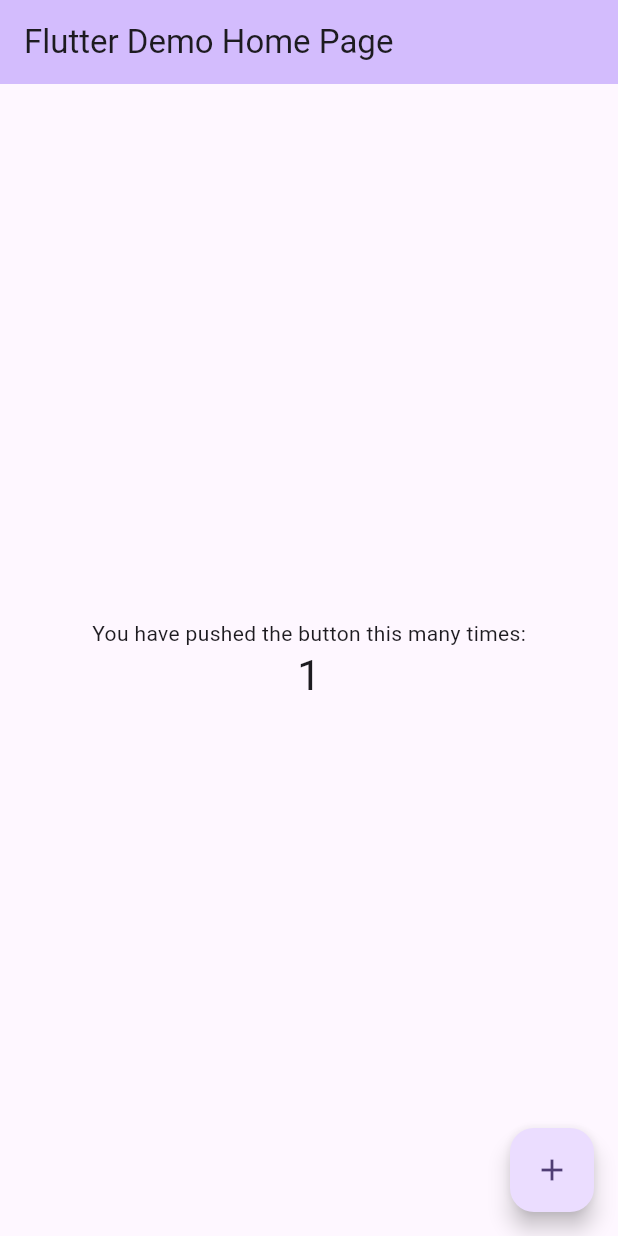
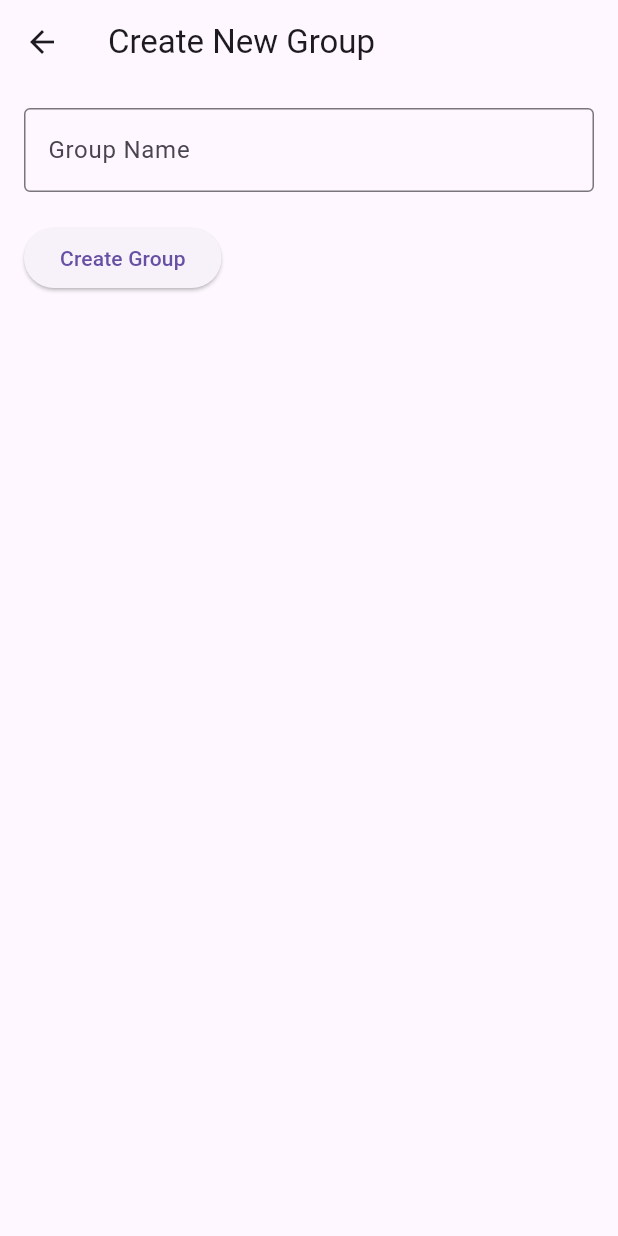
Before and after one commit to javaknight1/group-social, a Flutter app: the screen it shows after launch, after a tap on the "add" icon, on a phone screen of 412 x 824 dp. Run offline on Flutter 3.47's test engine with Material 3 defaults, Android fonts, the phone set to English and light mode, and no system bars.

Commit message:
Created baseline screens

```diff
--- a/lib/main.dart
+++ b/lib/main.dart
@@ -1,122 +1,22 @@
 import 'package:flutter/material.dart';
+import 'screens/home_screen.dart';
 
 void main() {
-  runApp(const MyApp());
+  runApp(const SocialConnectorApp());
 }
 
-class MyApp extends StatelessWidget {
-  const MyApp({super.key});
+class SocialConnectorApp extends StatelessWidget {
+  const SocialConnectorApp({Key? key}) : super(key: key);
 
-  // This widget is the root of your application.
   @override
   Widget build(BuildContext context) {
     return MaterialApp(
-      title: 'Flutter Demo',
+      title: 'Social Connector',
       theme: ThemeData(
-        // This is the theme of your application.
-        //
-        // TRY THIS: Try running your application with "flutter run". You'll see
-        // the application has a purple toolbar. Then, without quitting the app,
-        // try changing the seedColor in the colorScheme below to Colors.green
-        // and then invoke "hot reload" (save your changes or press the "hot
-        // reload" button in a Flutter-supported IDE, or press "r" if you used
-        // the command line to start the app).
-        //
-        // Notice that the counter didn't reset back to zero; the application
-        // state is not lost during the reload. To reset the state, use hot
-        // restart instead.
-        //
-        // This works for code too, not just values: Most code changes can be
-        // tested with just a hot reload.
-        colorScheme: ColorScheme.fromSeed(seedColor: Colors.deepPurple),
+        primarySwatch: Colors.blue,
+        visualDensity: VisualDensity.adaptivePlatformDensity,
       ),
-      home: const MyHomePage(title: 'Flutter Demo Home Page'),
+      home: const HomeScreen(),
     );
   }
 }
-
-class MyHomePage extends StatefulWidget {
-  const MyHomePage({super.key, required this.title});
-
-  // This widget is the home page of your application. It is stateful, meaning
-  // that it has a State object (defined below) that contains fields that affect
-  // how it looks.
-
-  // This class is the configuration for the state. It holds the values (in this
-  // case the title) provided by the parent (in this case the App widget) and
-  // used by the build method of the State. Fields in a Widget subclass are
-  // always marked "final".
-
-  final String title;
-
-  @override
-  State<MyHomePage> createState() => _MyHomePageState();
-}
-
-class _MyHomePageState extends State<MyHomePage> {
-  int _counter = 0;
-
-  void _incrementCounter() {
-    setState(() {
-      // This call to setState tells the Flutter framework that something has
-      // changed in this State, which causes it to rerun the build method below
-      // so that the display can reflect the updated values. If we changed
-      // _counter without calling setState(), then the build method would not be
-      // called again, and so nothing would appear to happen.
-      _counter++;
-    });
-  }
-
-  @override
-  Widget build(BuildContext context) {
-    // This method is rerun every time setState is called, for instance as done
-    // by the _incrementCounter method above.
-    //
-    // The Flutter framework has been optimized to make rerunning build methods
-    // fast, so that you can just rebuild anything that needs updating rather
-    // than having to individually change instances of widgets.
-    return Scaffold(
-      appBar: AppBar(
-        // TRY THIS: Try changing the color here to a specific color (to
-        // Colors.amber, perhaps?) and trigger a hot reload to see the AppBar
-        // change color while the other colors stay the same.
-        backgroundColor: Theme.of(context).colorScheme.inversePrimary,
-        // Here we take the value from the MyHomePage object that was created by
-        // the App.build method, and use it to set our appbar title.
-        title: Text(widget.title),
-      ),
-      body: Center(
-        // Center is a layout widget. It takes a single child and positions it
-        // in the middle of the parent.
-        child: Column(
-          // Column is also a layout widget. It takes a list of children and
-          // arranges them vertically. By default, it sizes itself to fit its
-          // children horizontally, and tries to be as tall as its parent.
-          //
-          // Column has various properties to control how it sizes itself and
-          // how it positions its children. Here we use mainAxisAlignment to
-          // center the children vertically; the main axis here is the vertical
-          // axis because Columns are vertical (the cross axis would be
-          // horizontal).
-          //
-          // TRY THIS: Invoke "debug painting" (choose the "Toggle Debug Paint"
-          // action in the IDE, or press "p" in the console), to see the
-          // wireframe for each widget.
-          mainAxisAlignment: MainAxisAlignment.center,
-          children: <Widget>[
-            const Text('You have pushed the button this many times:'),
-            Text(
-              '$_counter',
-              style: Theme.of(context).textTheme.headlineMedium,
-            ),
-          ],
-        ),
-      ),
-      floatingActionButton: FloatingActionButton(
-        onPressed: _incrementCounter,
-        tooltip: 'Increment',
-        child: const Icon(Icons.add),
-      ), // This trailing comma makes auto-formatting nicer for build methods.
-    );
-  }
-}
--- /dev/null
+++ b/lib/screens/create_group_screen.dart
@@ -0,0 +1,65 @@
+import 'package:flutter/material.dart';
+
+class CreateGroupScreen extends StatefulWidget {
+  const CreateGroupScreen({Key? key}) : super(key: key);
+
+  @override
+  _CreateGroupScreenState createState() => _CreateGroupScreenState();
+}
+
+class _CreateGroupScreenState extends State<CreateGroupScreen> {
+  final _formKey = GlobalKey<FormState>();
+  final _groupNameController = TextEditingController();
+
+  @override
+  void dispose() {
+    _groupNameController.dispose();
+    super.dispose();
+  }
+
+  @override
+  Widget build(BuildContext context) {
+    return Scaffold(
+      appBar: AppBar(
+        title: const Text('Create New Group'),
+      ),
+      body: Padding(
+        padding: const EdgeInsets.all(16.0),
+        child: Form(
+          key: _formKey,
+          child: Column(
+            crossAxisAlignment: CrossAxisAlignment.start,
+            children: [
+              TextFormField(
+                controller: _groupNameController,
+                decoration: const InputDecoration(
+                  labelText: 'Group Name',
+                  border: OutlineInputBorder(),
+                ),
+                validator: (value) {
+                  if (value == null || value.isEmpty) {
+                    return 'Please enter a group name';
+                  }
+                  return null;
+                },
+              ),
+              const SizedBox(height: 20),
+              ElevatedButton(
+                onPressed: () {
+                  if (_formKey.currentState!.validate()) {
+                    // Will save group to Firebase
+                    ScaffoldMessenger.of(context).showSnackBar(
+                      const SnackBar(content: Text('Group created!')),
+                    );
+                    Navigator.pop(context);
+                  }
+                },
+                child: const Text('Create Group'),
+              ),
+            ],
+          ),
+        ),
+      ),
+    );
+  }
+}
--- /dev/null
+++ b/lib/screens/home_screen.dart
@@ -0,0 +1,39 @@
+import 'package:flutter/material.dart';
+import 'create_group_screen.dart';
+import 'settings_screen.dart';
+
+class HomeScreen extends StatelessWidget {
+  const HomeScreen({Key? key}) : super(key: key);
+
+  @override
+  Widget build(BuildContext context) {
+    return Scaffold(
+      appBar: AppBar(
+        title: const Text('My Groups'),
+        actions: [
+          IconButton(
+            icon: const Icon(Icons.add),
+            onPressed: () {
+              Navigator.push(
+                context,
+                MaterialPageRoute(builder: (context) => const CreateGroupScreen()),
+              );
+            },
+          ),
+          IconButton(
+            icon: const Icon(Icons.settings),
+            onPressed: () {
+              Navigator.push(
+                context,
+                MaterialPageRoute(builder: (context) => const SettingsScreen()),
+              );
+            },
+          ),
+        ],
+      ),
+      body: const Center(
+        child: Text('Your groups will appear here'),
+      ),
+    );
+  }
+}
```
Also changed, not shown: lib/screens/settings_screen.dart (added, +39 -0 lines), 1 other file.
